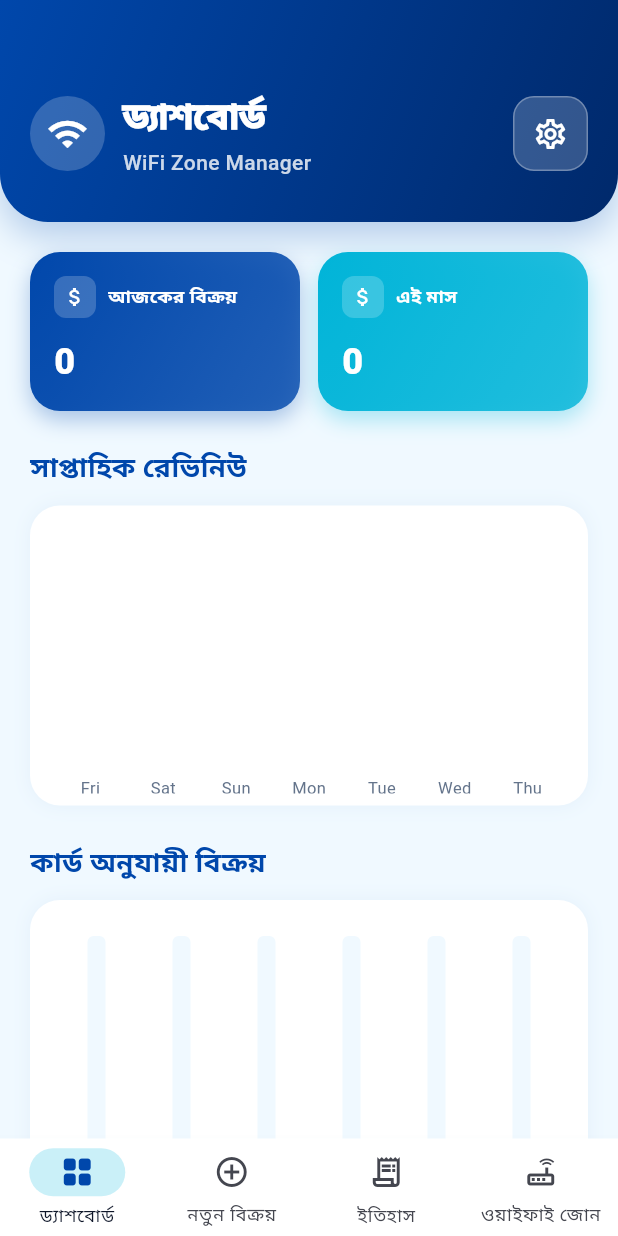
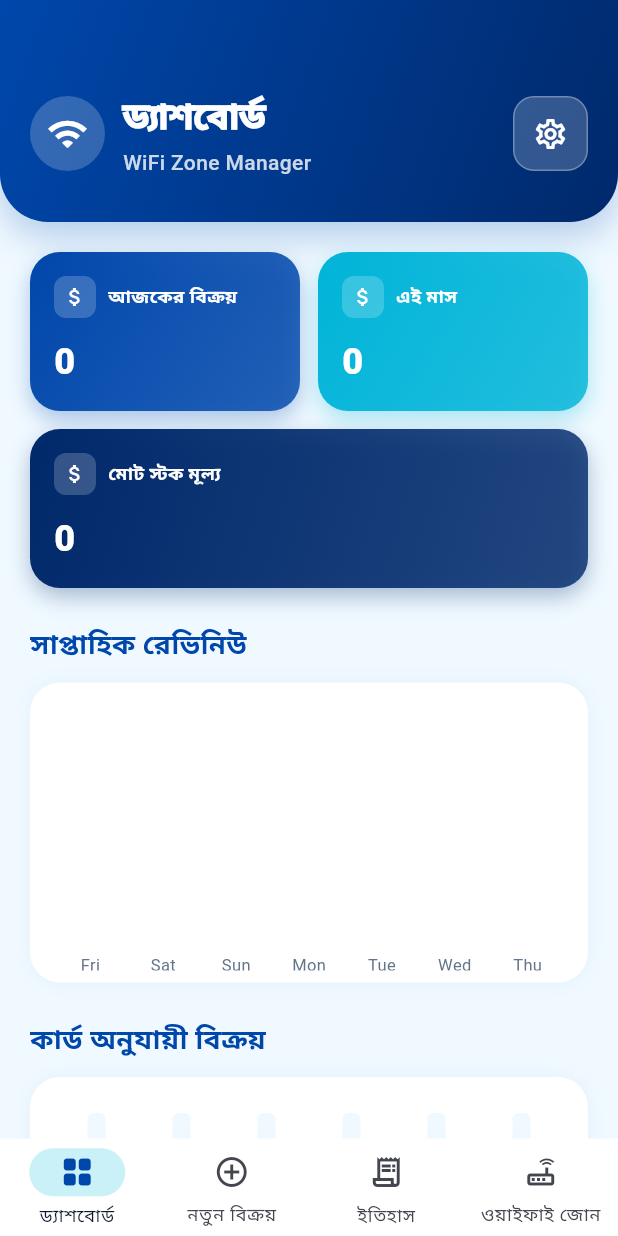
Before and after one commit to asadacn/wifihaatapp, a Flutter app: the screen it shows after launch, on a phone screen of 412 x 824 dp. Run offline on Flutter 3.47's test engine with Material 3 defaults, Android fonts, the phone set to English and light mode, and no system bars; drawn by our look-alikes of fl_chart; our stand-ins replace file_picker, geolocator, image_picker, share_plus, shared_preferences.

Commit message:
total stock added

```diff
--- a/lib/main.dart
+++ b/lib/main.dart
@@ -353,6 +353,7 @@ class _DashboardScreenState extends State<DashboardScreen> {
   List<double> weeklyChartData = List.filled(7, 0.0);
   List<String> weekDaysLabels = [];
   bool _isLoading = true;
+  double totalStockValue = 0.0;
   @override
   void initState() {
     super.initState();
@@ -381,6 +382,7 @@ class _DashboardScreenState extends State<DashboardScreen> {
       history = decoded.map((e) => SaleRecord.fromJson(e)).toList();
     }
     _calculateReports(history);
+    _calculateTotalStock();
     setState(() => _isLoading = false);
   }
   void _calculateReports(List<SaleRecord> history) {
@@ -421,6 +423,12 @@ class _DashboardScreenState extends State<DashboardScreen> {
     salesSummary['Weekly'] = weeklyTotal;
     salesSummary['Monthly'] = monthlyTotal;
     cardWiseSales = tempCardSales;
+  }
+  void _calculateTotalStock() {
+    totalStockValue = 0.0;
+    for (var price in cardPrices) {
+      totalStockValue += price * (stock[price.toString()] ?? 0);
+    }
   }
   // --- Stock Management Dialog (ADD/UPDATE) ---
   void _showManageStockDialog(String price) {
@@ -485,6 +493,7 @@ class _DashboardScreenState extends State<DashboardScreen> {
       } else {
         stock[price] = (stock[price] ?? 0) + qty;
       }
+      _calculateTotalStock();
     });
     await prefs.setString('card_stock', jsonEncode(stock));
     ScaffoldMessenger.of(context).showSnackBar(SnackBar(content: Text(isOverwrite ? "স্টক সংশোধন করা হয়েছে (Updated)!" : "স্টক যোগ করা হয়েছে (Added)!")));
@@ -547,6 +556,8 @@ class _DashboardScreenState extends State<DashboardScreen> {
                       _buildSummaryCard("এই মাস", salesSummary['Monthly']!, const Color(0xFF00B4D8)),
                     ],
                   ),
+                  const SizedBox(height: 12),
+                  _buildFullSummaryCard("মোট স্টক মূল্য", totalStockValue, const Color(0xFF00296B)),
                   const SizedBox(height: 24),
                   const Text("সাপ্তাহিক রেভিনিউ", style: TextStyle(fontSize: 18, fontWeight: FontWeight.bold, color: Color(0xFF0047AB))),
                   const SizedBox(height: 12),
@@ -680,7 +691,14 @@ class _DashboardScreenState extends State<DashboardScreen> {
   }
   Widget _buildSummaryCard(String title, double amount, Color accentColor) {
     return Expanded(
-      child: Container(
+      child: _summaryCardContent(title, amount, accentColor),
+    );
+  }
+  Widget _buildFullSummaryCard(String title, double amount, Color accentColor) {
+    return _summaryCardContent(title, amount, accentColor);
+  }
+  Widget _summaryCardContent(String title, double amount, Color accentColor) {
+    return Container(
       padding: const EdgeInsets.all(16),
       decoration: BoxDecoration(
         gradient: LinearGradient(
@@ -711,7 +729,6 @@ class _DashboardScreenState extends State<DashboardScreen> {
             style: const TextStyle(fontSize: 24, fontWeight: FontWeight.w900, color: Colors.white),
           ),
         ],
-        ),
       ),
     );
   }
--- a/pubspec.yaml
+++ b/pubspec.yaml
@@ -34,12 +34,12 @@ dependencies:
   # The following adds the Cupertino Icons font to your application.
   # Use with the CupertinoIcons class for iOS style icons.
   cupertino_icons: ^1.0.8
-  shared_preferences: ^2.5.3
+  shared_preferences: ^2.5.4
   intl: ^0.20.2
   share_plus: ^12.0.1
   fl_chart: ^1.1.1
   image_picker: ^1.2.1
-  geolocator: ^11.0.0
+  geolocator: ^14.0.1
   url_launcher: ^6.3.2
   image_cropper: ^11.0.0
   file_picker: ^10.3.7
```
Also changed, not shown: pubspec.lock, 1 other file. Lines whose indentation alone changed are shown as unchanged.
